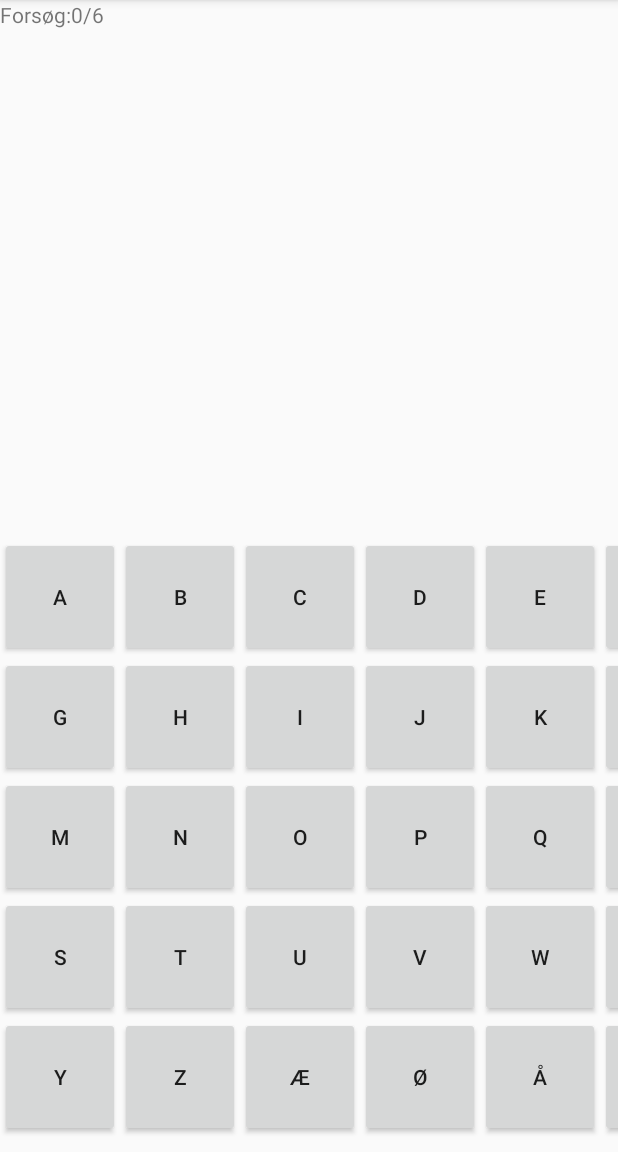
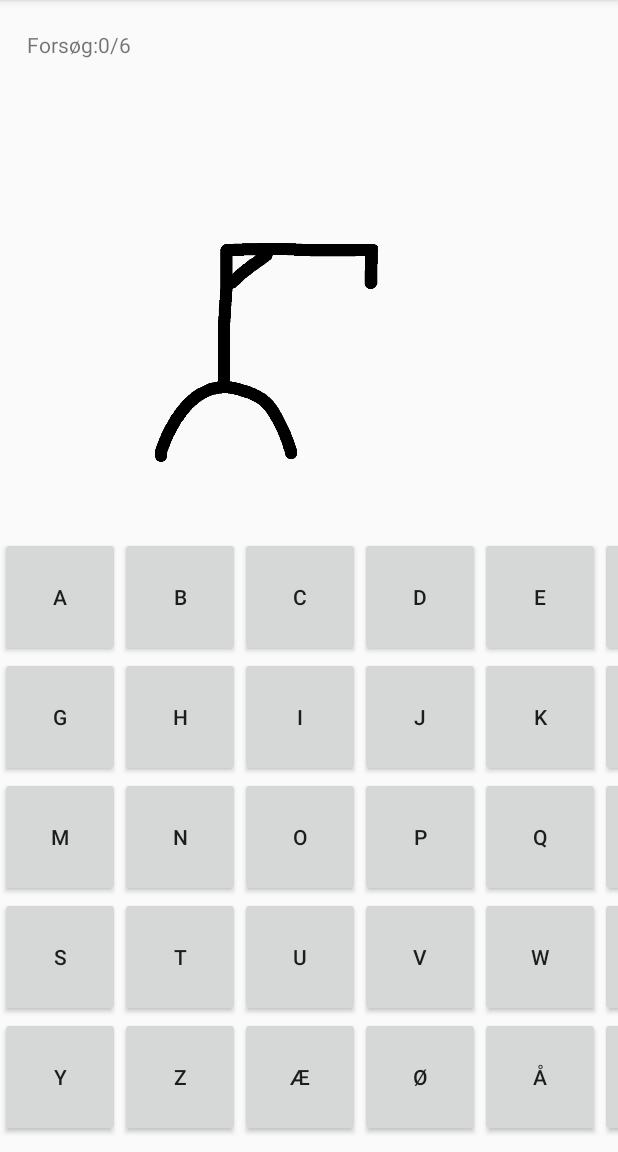
Before and after one commit to ExpectedInt64/Galgeleg, an Android app: the SpilActivity screen opened directly, with no data from a screen before it, on a phone screen of 412 x 824 dp, the part 84-1236 px from its top. Run offline under Robolectric (Android 15) with nearby library versions, the phone set to English and light mode, and no system bars; network calls fail; 3 statements that could not run were skipped.

Commit message:
Hangman billeder tilføjet

```diff
--- a/app/src/main/java/com/example/galgeleg/SpilActivity.java
+++ b/app/src/main/java/com/example/galgeleg/SpilActivity.java
@@ -4,6 +4,8 @@ import androidx.appcompat.app.AppCompatActivity;
 
 import android.content.Intent;
 import android.graphics.Color;
+import android.graphics.drawable.Drawable;
+import android.media.Image;
 import android.os.Bundle;
 import android.os.Handler;
 import android.util.Log;
@@ -12,6 +14,7 @@ import android.widget.Button;
 
 import androidx.gridlayout.widget.GridLayout;
 
+import android.widget.ImageView;
 import android.widget.ProgressBar;
 import android.widget.TextView;
 import android.widget.Toast;
@@ -19,12 +22,13 @@ import android.widget.Toast;
 import org.w3c.dom.Text;
 
 import java.io.IOException;
+import java.lang.reflect.Field;
 import java.util.ArrayList;
 import java.util.Random;
 import java.util.concurrent.Executor;
 import java.util.concurrent.Executors;
 
-public class SpilActivity extends AppCompatActivity implements View.OnClickListener {
+public class SpilActivity extends AppCompatActivity {
 
     Executor bgThread = Executors.newSingleThreadExecutor();
     Handler uiThread = new Handler();
@@ -32,6 +36,7 @@ public class SpilActivity extends AppCompatActivity implements View.OnClickListe
     ProgressBar progressBar;
     TextView textView;
     SpilLogik spilLogik;
+    ImageView imageView;
 
     @Override
     protected void onCreate(Bundle savedInstanceState) {
@@ -40,6 +45,7 @@ public class SpilActivity extends AppCompatActivity implements View.OnClickListe
         textView = findViewById(R.id.textView2);
         TextView attempts = findViewById(R.id.textView4);
         progressBar = findViewById(R.id.progressBar);
+        imageView = findViewById(R.id.imageView3);
         GridLayout gridLayout = (GridLayout) findViewById(R.id.gridLayout);
         gridLayout.setColumnCount(6);
         gridLayout.setRowCount(5);
@@ -63,6 +69,11 @@ public class SpilActivity extends AppCompatActivity implements View.OnClickListe
                                 spilLogik.tagTur(b.getText().toString().toLowerCase());
                                 attempts.setText("Forsøg:"+spilLogik.getGuess() +"/"+spilLogik.getMaxGuess());
                                 textView.setText(spilLogik.getGuessOrd());
+                                try {
+                                    setImage(spilLogik.getGuess());
+                                } catch (IllegalAccessException e) {
+                                    e.printStackTrace();
+                                }
                                 if (spilLogik.vundet()) {
                                     Toast.makeText(SpilActivity.this, "Du har vundet", Toast.LENGTH_SHORT).show();
                                     Intent i = new Intent(SpilActivity.this,WinnerActivity.class);
@@ -93,6 +104,15 @@ public class SpilActivity extends AppCompatActivity implements View.OnClickListe
         } else {
             playWithOnlineWord();
         }
+    }
+
+    private void setImage(int img) throws IllegalAccessException {
+        ArrayList<Integer> hangman = new ArrayList<>();
+        Field[] fields = R.drawable.class.getFields();
+        for(int i = 0; i < fields.length; i++){
+            if(fields[i].getName().startsWith("hang")) hangman.add(fields[i].getInt(i));
+        }
+        imageView.setImageResource(hangman.get(img));
     }
 
     private void playWithOnlineWord() {
@@ -144,9 +164,4 @@ public class SpilActivity extends AppCompatActivity implements View.OnClickListe
             }
         });
     }
-
-    @Override
-    public void onClick(View v) {
-
-    }
 }
--- a/app/src/main/res/layout/activity_spil.xml
+++ b/app/src/main/res/layout/activity_spil.xml
@@ -32,8 +32,8 @@
         android:id="@+id/gridLayout"
         android:layout_width="wrap_content"
         android:layout_height="0dp"
+        android:layout_gravity="center"
         android:layout_marginTop="80dp"
-        android:layout_gravity="center"
         app:columnCount="5"
         app:layout_constraintBottom_toBottomOf="parent"
         app:layout_constraintEnd_toEndOf="parent"
@@ -48,7 +48,24 @@
         android:id="@+id/textView4"
         android:layout_width="wrap_content"
         android:layout_height="wrap_content"
+        android:layout_marginStart="18dp"
+        android:layout_marginTop="20dp"
         android:text="Forsøg: "
-        tools:layout_editor_absoluteX="18dp"
-        tools:layout_editor_absoluteY="20dp" />
+        app:layout_constraintStart_toStartOf="parent"
+        app:layout_constraintTop_toTopOf="parent" />
+
+    <ImageView
+        android:id="@+id/imageView3"
+        android:layout_width="wrap_content"
+        android:layout_height="0dp"
+        android:layout_marginTop="125dp"
+        android:layout_marginBottom="8dp"
+        app:layout_constraintBottom_toTopOf="@+id/gridLayout"
+        app:layout_constraintEnd_toEndOf="parent"
+        app:layout_constraintEnd_toStartOf="@+id/gridLayout"
+        app:layout_constraintHorizontal_bias="0.0"
+        app:layout_constraintStart_toStartOf="parent"
+        app:layout_constraintTop_toTopOf="parent"
+        app:layout_constraintVertical_bias="0.0"
+        app:srcCompat="@drawable/hang0" />
 </androidx.constraintlayout.widget.ConstraintLayout>
```
Also changed, not shown: app/src/main/res/drawable/hang0.png (added), app/src/main/res/drawable/hang1.png (added), app/src/main/res/drawable/hang2.png (added), app/src/main/res/drawable/hang3.png (added), app/src/main/res/drawable/hang4.png (added), app/src/main/res/drawable/hang5.png (added), app/src/main/res/drawable/hang6.png (added).
